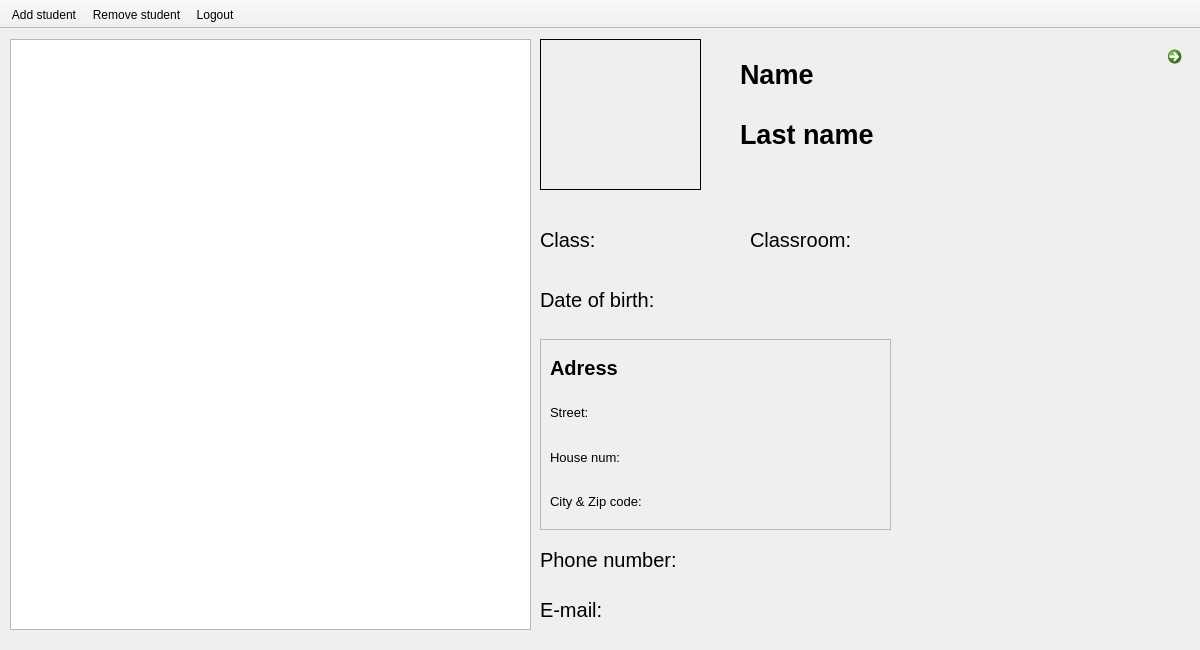
Qt form listwindow.ui (Raptr3x/School-student-managment-system) before a commit.
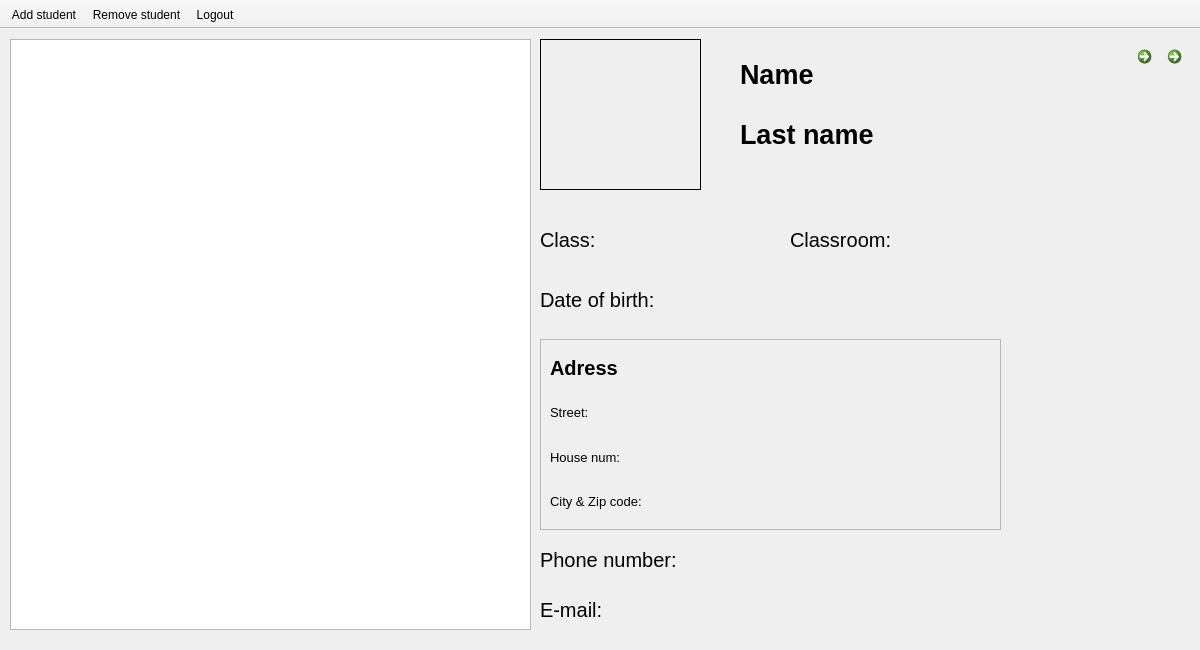
The same form after that commit. Icons and pictures are not drawn.

```diff
--- a/listwindow.ui
+++ b/listwindow.ui
@@ -111,7 +111,7 @@
      <rect>
       <x>540</x>
       <y>190</y>
-      <width>201</width>
+      <width>241</width>
       <height>41</height>
      </rect>
     </property>
@@ -195,10 +195,16 @@
      <rect>
       <x>540</x>
       <y>310</y>
-      <width>351</width>
+      <width>461</width>
       <height>191</height>
      </rect>
     </property>
+    <property name="sizePolicy">
+     <sizepolicy hsizetype="Expanding" vsizetype="Preferred">
+      <horstretch>0</horstretch>
+      <verstretch>0</verstretch>
+     </sizepolicy>
+    </property>
     <property name="minimumSize">
      <size>
       <width>221</width>
@@ -216,7 +222,7 @@
       <rect>
        <x>10</x>
        <y>10</y>
-       <width>331</width>
+       <width>441</width>
        <height>171</height>
       </rect>
      </property>
@@ -361,7 +367,7 @@
    <widget class="QWidget" name="horizontalLayoutWidget_3">
     <property name="geometry">
      <rect>
-      <x>750</x>
+      <x>790</x>
       <y>190</y>
       <width>331</width>
       <height>41</height>
@@ -534,6 +540,32 @@
       <normaloff>:/new/prefix1/reload.png</normaloff>:/new/prefix1/reload.png</iconset>
     </property>
    </widget>
+   <widget class="QCommandLinkButton" name="commandLinkButton_2">
+    <property name="geometry">
+     <rect>
+      <x>1130</x>
+      <y>10</y>
+      <width>31</width>
+      <height>40</height>
+     </rect>
+    </property>
+    <property name="maximumSize">
+     <size>
+      <width>16777211</width>
+      <height>16777215</height>
+     </size>
+    </property>
+    <property name="toolTip">
+     <string>Edit</string>
+    </property>
+    <property name="text">
+     <string/>
+    </property>
+    <property name="icon">
+     <iconset resource="icons.qrc">
+      <normaloff>:/new/prefix1/edit.png</normaloff>:/new/prefix1/edit.png</iconset>
+    </property>
+   </widget>
   </widget>
   <widget class="QToolBar" name="toolBar">
    <property name="windowTitle">
```
